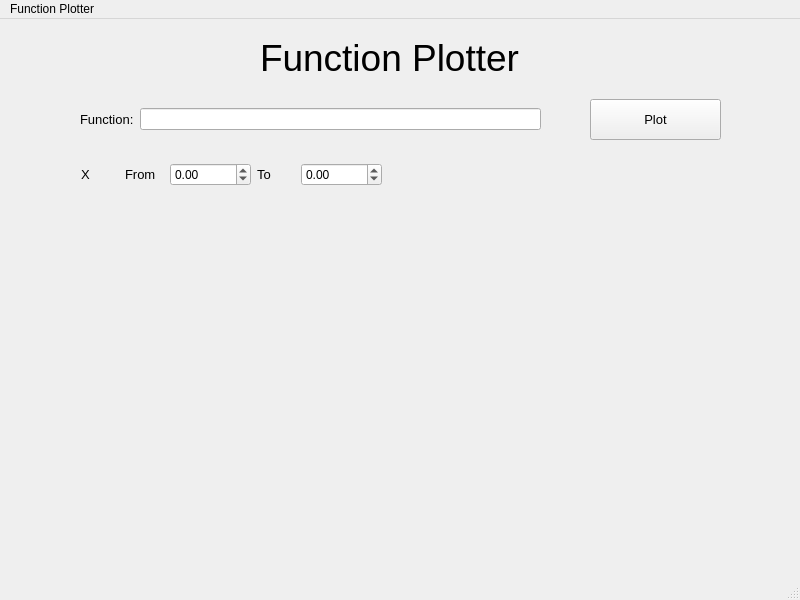
Above: mainwindow.ui from mabobakr/Function-Plotter before the change. Below: the same form after it.
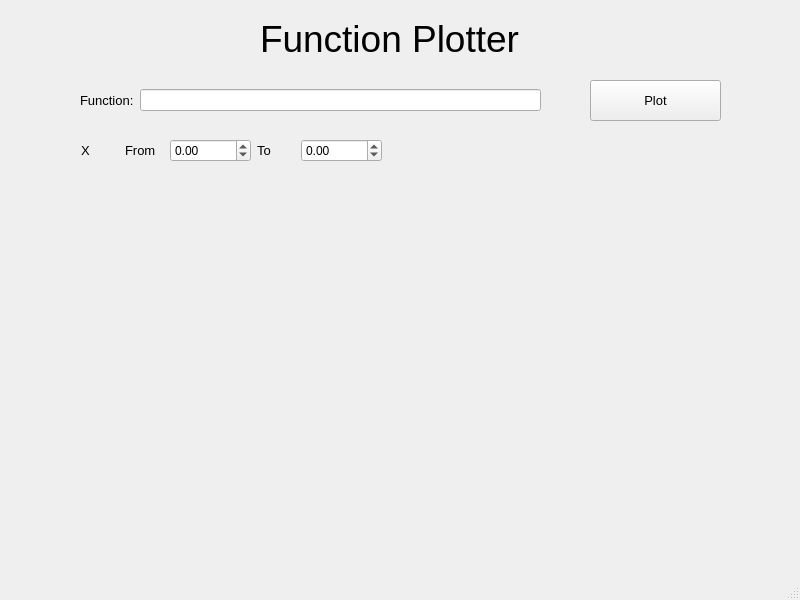
That is the form after the change. Custom widgets are drawn as their Qt base class.

Commit message: Modify ui title and add more comments and validation

Patch:
```diff
--- a/mainwindow.ui
+++ b/mainwindow.ui
@@ -57,9 +57,9 @@
     <property name="geometry">
      <rect>
       <x>81</x>
-      <y>140</y>
+      <y>130</y>
       <width>301</width>
-      <height>31</height>
+      <height>41</height>
      </rect>
     </property>
     <layout class="QHBoxLayout" name="horizontalLayout_2">
@@ -172,12 +172,6 @@
      <height>25</height>
     </rect>
    </property>
-   <widget class="QMenu" name="menuFunction_Plotter">
-    <property name="title">
-     <string>Function Plotter</string>
-    </property>
-   </widget>
-   <addaction name="menuFunction_Plotter"/>
   </widget>
   <widget class="QStatusBar" name="statusbar"/>
  </widget>
```
Left out of the diff: 2 changed lines with no effect on the pictures. The commit also changes 2 other files.
